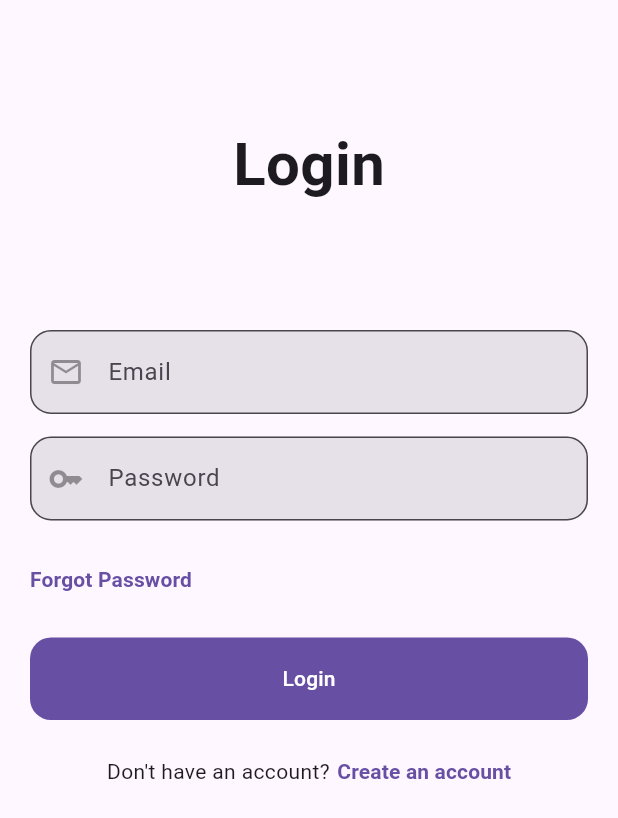
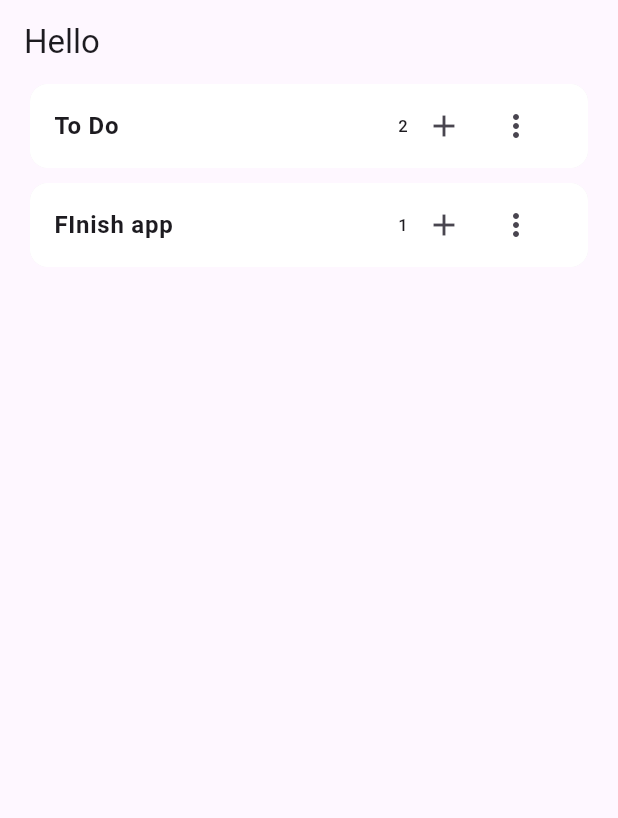
Before and after one commit to Tcriss/errands, a Flutter app: the screen it shows after launch, on a phone screen of 412 x 824 dp. Shown: the top 818 px of the screen. Run offline on Flutter 3.47's test engine with Material 3 defaults, Android fonts, the light colour scheme and no system bars; our stand-ins replace get_it, supabase_flutter; accounts and stored records are empty.

Commit message:
feat: task list view

```diff
--- a/lib/main.dart
+++ b/lib/main.dart
@@ -1,5 +1,8 @@
+import 'package:errands/tasks/presentation/providers/list-provider.dart';
+import 'package:errands/tasks/presentation/views/task-list-view.dart';
 import 'package:flutter/material.dart';
 import 'package:flutter/foundation.dart' show kDebugMode;
+import 'package:provider/provider.dart';
 import 'package:supabase_flutter/supabase_flutter.dart';
 
 import 'package:errands/core/app/env.dart';
@@ -17,6 +20,9 @@ void main() async {
     ),
   );
   await setupServiceLocator();
+  MultiProvider(providers: [
+    ChangeNotifierProvider(create: (_) => TaskListProvider())
+  ]);
 
   runApp(const MainApp());
 }
@@ -27,10 +33,12 @@ class MainApp extends StatelessWidget {
   @override
   Widget build(BuildContext context) {
     return MaterialApp(
+      color: Colors.white,
       title: 'Errands',
       debugShowCheckedModeBanner: false,
       routes: {
-        '/': (context) => const LoginView(),
+        '/': (context) => const TaskListView(),
+        '/login': (context) => const LoginView(),
         '/sing-up': (context) => const SingupView(),
       },
     );
--- /dev/null
+++ b/lib/tasks/presentation/providers/list-provider.dart
@@ -0,0 +1,71 @@
+import 'package:errands/tasks/domain/entities/task.dart';
+import 'package:flutter/material.dart';
+import 'package:errands/tasks/domain/entities/task_list.dart';
+
+class TaskListProvider with ChangeNotifier {
+  final List<TaskListEntity> _taskLists = [
+    TaskListEntity(
+      id: '1',
+      name: 'To Do',
+      userId: '123',
+      tasks: [
+        TaskEntity(
+          id: '1',
+          title: 'Task 1',
+          description: 'Description',
+          date: DateTime.now(),
+          listId: '1',
+          completed: false,
+        ),
+        TaskEntity(
+          id: '2',
+          title: 'Task 1',
+          description: 'Description',
+          date: DateTime.now(),
+          listId: '1',
+          completed: false,
+        )
+      ]
+    ),
+    TaskListEntity(
+      id: '2',
+      name: 'FInish app',
+      userId: '123',
+      tasks: [
+        TaskEntity(
+          id: '1',
+          title: 'Task 1',
+          description: 'Description',
+          date: DateTime.now(),
+          listId: '1',
+          completed: false,
+        )
+      ]
+    ),
+  ];
+
+  List<TaskListEntity> get lists => _taskLists;
+
+  void addTaskList(TaskListEntity taskList) {
+    _taskLists.add(taskList);
+    notifyListeners();
+  }
+
+  void removeTaskList(TaskListEntity taskList) {
+    _taskLists.remove(taskList);
+    notifyListeners();
+  }
+
+  void updateTaskList(TaskListEntity taskList) {
+    final index = _taskLists.indexWhere((element) => element.id == taskList.id);
+    if (index != -1) {
+      _taskLists[index] = taskList;
+      notifyListeners();
+    }
+  }
+
+  void clearTaskLists() {
+    _taskLists.clear();
+    notifyListeners();
+  }
+}
--- /dev/null
+++ b/lib/tasks/presentation/views/task-list-view.dart
@@ -0,0 +1,29 @@
+import 'package:errands/tasks/presentation/providers/list-provider.dart';
+import 'package:errands/tasks/presentation/widgets/task-list-tile.dart';
+import 'package:flutter/material.dart';
+
+class TaskListView extends StatelessWidget {
+  const TaskListView({super.key});
+
+  @override
+  Widget build(BuildContext context) {
+    final taskListProvider = TaskListProvider();
+
+    return Scaffold(
+      appBar: AppBar(
+        title: const Text('Hello'),
+        centerTitle: false,
+      ),
+      body: ListView.builder(
+          padding: const EdgeInsets.symmetric(horizontal: 20.0, vertical: 0),
+            itemCount: taskListProvider.lists.length,
+            itemBuilder: (_, index) => Column(
+              children: [
+                TaksListTile(list: taskListProvider.lists[index]),
+                SizedBox(height: 10.0),
+              ],
+            )
+      ),
+    );
+  }
+}
--- /dev/null
+++ b/lib/tasks/presentation/widgets/task-card.dart
@@ -0,0 +1,22 @@
+import 'package:errands/tasks/domain/entities/task.dart';
+import 'package:flutter/material.dart';
+
+class TaskCard extends StatelessWidget {
+  final TaskEntity _task;
+
+  const TaskCard({
+    super.key,
+    required TaskEntity task
+  }) : _task = task;
+
+  @override
+  Widget build(BuildContext context) {
+    return CheckboxListTile(
+      title: Text(_task.title),
+      value: _task.completed,
+      controlAffinity: ListTileControlAffinity.leading,
+      onChanged: (bool? value) {},
+    );
+    ;
+  }
+}
--- /dev/null
+++ b/lib/tasks/presentation/widgets/task-list-tile.dart
@@ -0,0 +1,54 @@
+import 'dart:ui';
+
+import 'package:errands/tasks/domain/entities/task_list.dart';
+import 'package:errands/tasks/presentation/widgets/task-card.dart';
+import 'package:flutter/material.dart';
+
+class TaksListTile extends StatelessWidget {
+  final TaskListEntity _list;
+
+  const TaksListTile({
+    super.key,
+    required TaskListEntity list,
+  }) : _list = list;
+
+  @override
+  Widget build(BuildContext context) {
+    return Container(
+      decoration: BoxDecoration(
+          color: Colors.white,
+          borderRadius: BorderRadius.circular(12.0),
+          boxShadow: [BoxShadow(color: Colors.grey.shade300)]),
+      child: ExpansionTile(
+        title: Text(_list.name,
+            style: const TextStyle(fontWeight: FontWeight.bold)),
+        trailing: Row(
+          mainAxisSize: MainAxisSize.min,
+          children: [
+            Text(_list.tasks.length.toString()),
+            IconButton(
+              icon: Icon(Icons.add),
+              onPressed: () {},
+            ),
+            IconButton(
+              icon: Icon(Icons.more_vert),
+              onPressed: () {},
+            ),
+          ],
+        ),
+        shape: RoundedRectangleBorder(borderRadius: BorderRadius.circular(12.0)),
+        collapsedShape: RoundedRectangleBorder(borderRadius: BorderRadius.circular(12.0)),
+        collapsedBackgroundColor: Colors.white,
+        backgroundColor: Colors.white,
+        showTrailingIcon: true,
+        children: _list.tasks.map((task) => TaskCard(task: task)).toList(),
+        // children: [
+        //   ListView.builder(
+        //     itemCount: _list.tasks.length,
+        //     itemBuilder: (context, index) => ,
+        //   )
+        // ],
+      ),
+    );
+  }
+}
--- a/pubspec.yaml
+++ b/pubspec.yaml
@@ -10,6 +10,7 @@ dependencies:
   flutter:
     sdk: flutter
   get_it: ^8.0.3
+  provider: ^6.1.2
   supabase_flutter: ^2.8.2
 
 dev_dependencies:
```
Also changed, not shown: lib/tasks/presentation/providers/task-provider.dart (added), pubspec.lock.
